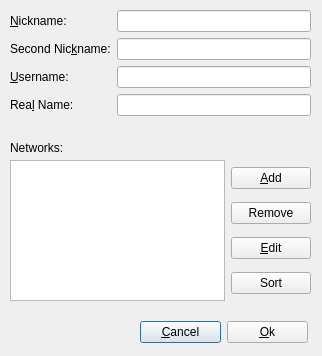
Old version of the form NetworkDlg.ui in the repository codymj/LuxIRC.
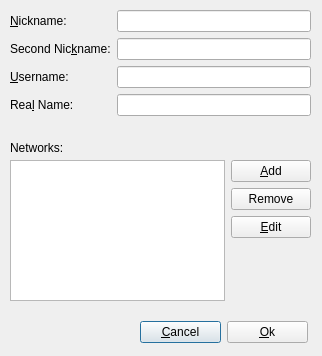
New version of the form.

Commit message: Update NetworkDlg, remove sort and sort by default

The edit to the form file:
```diff
--- a/NetworkDlg.ui
+++ b/NetworkDlg.ui
@@ -155,11 +155,17 @@
        </widget>
       </item>
       <item>
-       <widget class="QPushButton" name="sortBtn">
-        <property name="text">
-         <string>Sort</string>
+       <spacer name="verticalSpacer">
+        <property name="orientation">
+         <enum>Qt::Vertical</enum>
         </property>
-       </widget>
+        <property name="sizeHint" stdset="0">
+         <size>
+          <width>20</width>
+          <height>40</height>
+         </size>
+        </property>
+       </spacer>
       </item>
      </layout>
     </item>
```
Left out of the diff: 1 changed line with no effect on the pictures. The commit also changes 2 other files.
